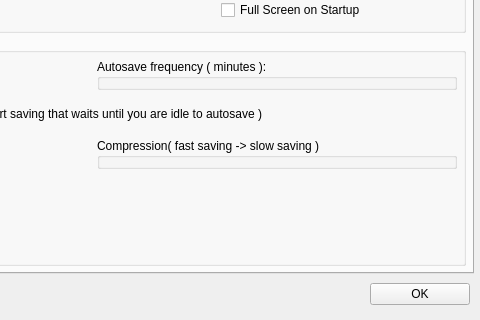
First picture: the form in src/Interface/AppPreferences/AppPreferences.ui, repository SCIInstitute/Seg3D, before the edit; both pictures show x 286 to 766 and y 222 to 542 of the 766 by 542 pixel window.
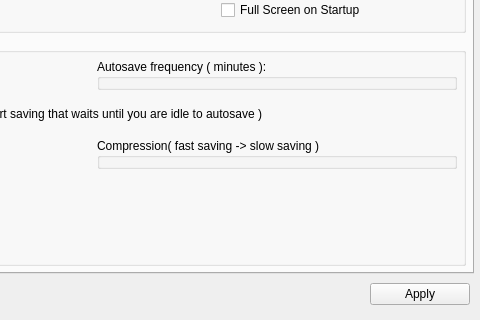
Second picture: the form after the edit. Custom widgets are drawn as their Qt base class.

```diff
--- a/src/Interface/AppPreferences/AppPreferences.ui
+++ b/src/Interface/AppPreferences/AppPreferences.ui
@@ -1318,7 +1318,7 @@
          </size>
         </property>
         <property name="text">
-         <string>OK</string>
+         <string>Apply</string>
         </property>
        </widget>
       </item>
```
